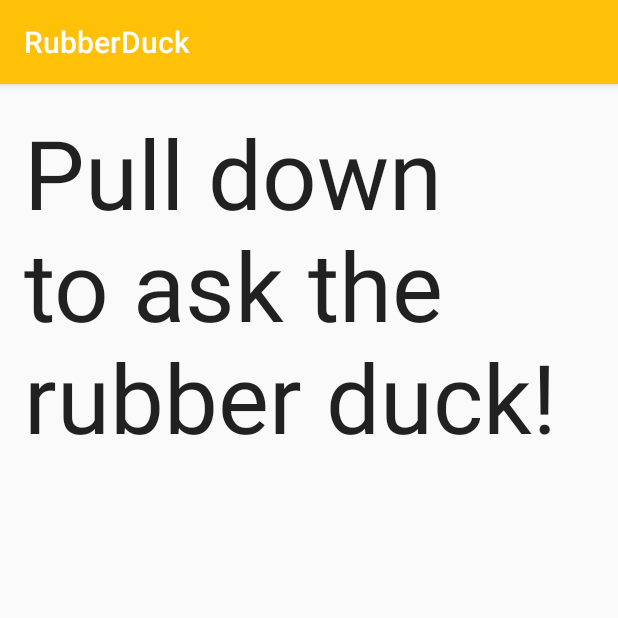
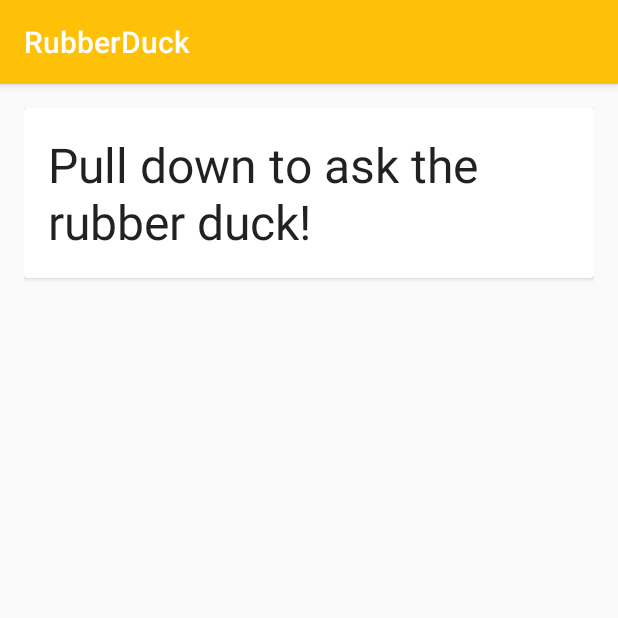
Before and after one commit to horinezachary/RubberDuck, an Android app: the screen it shows after launch (MainActivity), on a phone screen of 412 x 824 dp, the top half of it. Run offline under Robolectric (Android 15) with nearby library versions, the phone set to English and light mode, and no system bars.

Commit message:
Minor Tweaks

```diff
--- a/app/build.gradle
+++ b/app/build.gradle
@@ -23,4 +23,5 @@ dependencies {
     compile fileTree(dir: 'libs', include: ['*.jar'])
     testCompile 'junit:junit:4.12'
     compile 'com.android.support:appcompat-v7:23.2.0'
+    compile 'com.android.support:cardview-v7:23.0.+'
 }
--- a/app/src/main/java/com/danilafe/rubberduck/MainActivity.java
+++ b/app/src/main/java/com/danilafe/rubberduck/MainActivity.java
@@ -4,7 +4,9 @@ import android.os.Handler;
 import android.support.v4.widget.SwipeRefreshLayout;
 import android.support.v7.app.AppCompatActivity;
 import android.os.Bundle;
+import android.support.v7.widget.CardView;
 import android.util.Log;
+import android.view.View;
 import android.widget.TextView;
 
 import java.io.BufferedReader;
@@ -20,6 +22,7 @@ public class MainActivity extends AppCompatActivity {
 
     SwipeRefreshLayout swipeRefreshLayout;
     TextView textView;
+    CardView cardView;
     String[] text;
 
     @Override
@@ -29,6 +32,14 @@ public class MainActivity extends AppCompatActivity {
 
         text = new String[] { "No Data Fetched" };
         textView = (TextView) findViewById(R.id.duckText);
+
+        cardView = (CardView) findViewById(R.id.cardView);
+        cardView.setOnClickListener(new View.OnClickListener() {
+            @Override
+            public void onClick(View v) {
+                updateText();
+            }
+        });
 
         swipeRefreshLayout = (SwipeRefreshLayout) findViewById(R.id.refreshLayout);
         swipeRefreshLayout.setColorSchemeResources(R.color.colorAccent);
--- a/app/src/main/res/layout/activity_main.xml
+++ b/app/src/main/res/layout/activity_main.xml
@@ -18,16 +18,27 @@
             android:layout_width="match_parent"
             android:layout_height="wrap_content">
 
+            <android.support.v7.widget.CardView
+                android:id="@+id/cardView"
+                android:layout_width="match_parent"
+                android:layout_height="wrap_content">
+
                 <TextView
                     android:layout_width="wrap_content"
                     android:layout_height="wrap_content"
-                android:textSize="64dp"
+                    android:textSize="32dp"
                     android:textAppearance="?android:attr/textAppearanceLarge"
                     android:text="Pull down to ask the rubber duck!"
                     android:id="@+id/duckText"
                     android:layout_alignParentTop="true"
                     android:layout_alignParentLeft="true"
-                android:layout_alignParentStart="true" />
+                    android:layout_alignParentStart="true"
+                    android:layout_marginRight="@dimen/activity_horizontal_margin"
+                    android:layout_marginLeft="@dimen/activity_horizontal_margin"
+                    android:layout_marginTop="@dimen/activity_vertical_margin"
+                    android:layout_marginBottom="@dimen/activity_vertical_margin"/>
+
+            </android.support.v7.widget.CardView>
 
         </ScrollView>
 
```
Lines whose indentation alone changed are shown as unchanged.
